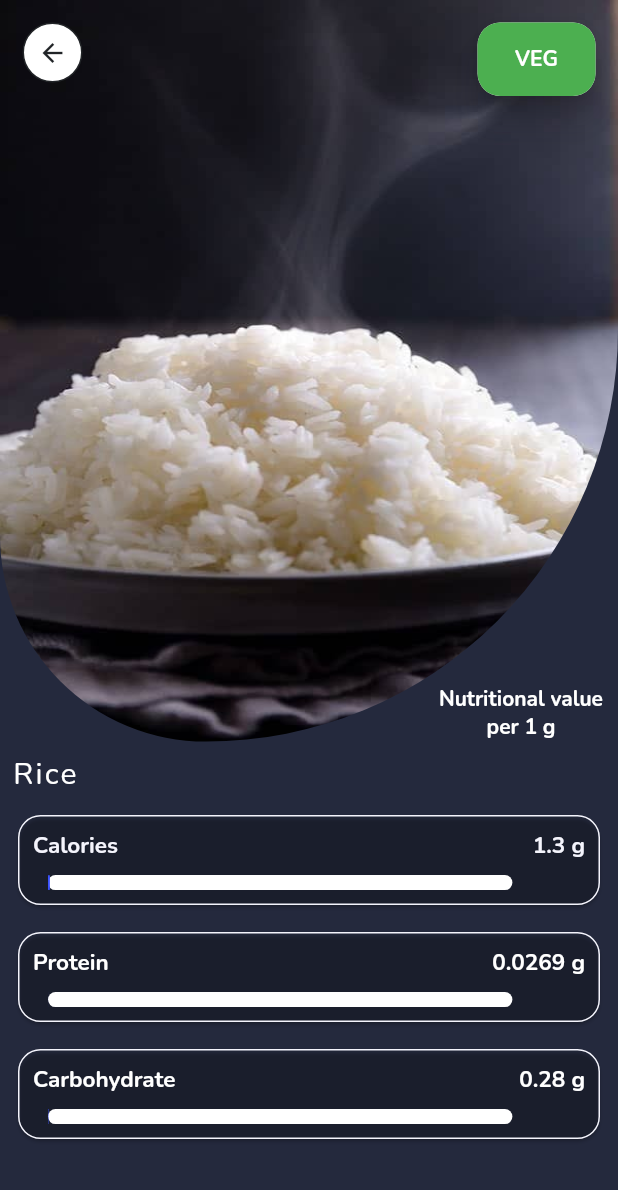
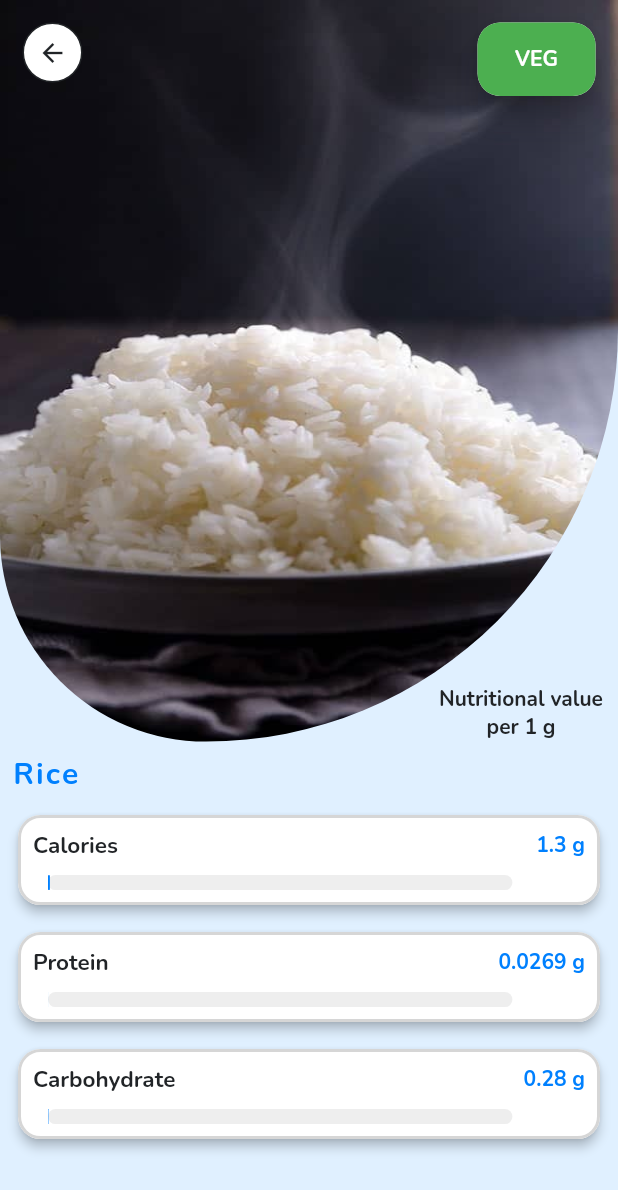
Before and after one commit to HydronSid/track_it_up, a Flutter app: the AllProductScreen screen opened directly, after a tap on "Rice", on a phone screen of 412 x 824 dp. Shown: the top 1190 px of the screen. Run offline on Flutter 3.47's test engine with Material 2 defaults, Android fonts, the phone set to English and light mode, and no system bars; drawn by our look-alikes of percent_indicator; our stand-ins replace animate_do, flutter_easyloading, flutter_svg, flutter_typeahead, google_fonts, nb_utils and 2 more; accounts and stored records are empty.

Commit message:
changed ui

```diff
--- a/lib/Screens/all_product_screen.dart
+++ b/lib/Screens/all_product_screen.dart
@@ -75,11 +75,12 @@ class _AllProductScreenState extends State<AllProductScreen> {
       child: Scaffold(
         appBar: AppBar(
           elevation: 0,
-          iconTheme: const IconThemeData(color: whiteColor),
+          iconTheme: const IconThemeData(color: blackColor),
           centerTitle: true,
           title: Text(
             "Foods",
-            style: GoogleFonts.nunito(color: whiteColor),
+            style: GoogleFonts.nunito(
+                color: accentColor, fontWeight: FontWeight.bold),
           ),
           automaticallyImplyLeading: widget.isAppBar,
         ),
@@ -94,23 +95,22 @@ class _AllProductScreenState extends State<AllProductScreen> {
                 onChanged: (value) {},
                 decoration: InputDecoration(
                   hintText: 'Search Foods...',
-                  hintStyle: GoogleFonts.nunito(color: whiteColor),
+                  hintStyle: GoogleFonts.nunito(color: blackColor),
                   prefixIcon: const Icon(
                     Icons.search,
-                    color: whiteColor,
+                    color: accentColor,
                   ),
                   contentPadding: EdgeInsets.zero,
                   enabledBorder: OutlineInputBorder(
                       borderRadius: BorderRadius.circular(12),
-                      borderSide: const BorderSide(
-                          color: Color.fromARGB(255, 144, 142, 142))),
+                      borderSide: const BorderSide(color: blackColor)),
                   focusedBorder: OutlineInputBorder(
                       borderRadius: BorderRadius.circular(12),
                       borderSide:
-                          const BorderSide(color: whiteColor, width: 1)),
+                          const BorderSide(color: accentColor, width: 1)),
                   focusedErrorBorder: OutlineInputBorder(
                       borderRadius: BorderRadius.circular(12),
-                      borderSide: const BorderSide(color: whiteColor)),
+                      borderSide: const BorderSide(color: blackColor)),
                   errorBorder: OutlineInputBorder(
                       borderRadius: BorderRadius.circular(12),
                       borderSide: const BorderSide(color: Colors.red)),
--- a/lib/Screens/product_detail.dart
+++ b/lib/Screens/product_detail.dart
@@ -128,7 +128,7 @@ class _ProductDetailScreenState extends State<ProductDetailScreen> {
                             "Nutritional value\nper ${widget.productModel.serving!}",
                             textAlign: TextAlign.center,
                             style: GoogleFonts.nunito(
-                                color: whiteColor, fontWeight: FontWeight.bold),
+                                color: blackColor, fontWeight: FontWeight.bold),
                           ))
                     ],
                   ),
@@ -142,17 +142,20 @@ class _ProductDetailScreenState extends State<ProductDetailScreen> {
                         Text(
                           widget.productModel.name!,
                           style: GoogleFonts.nunito(
-                              color: whiteColor,
+                              color: accentColor,
                               fontSize: 20,
+                              fontWeight: FontWeight.bold,
                               letterSpacing: 1.5),
                         ),
                         const SizedBox(
                           height: 10,
                         ),
                         Card(
-                          color: Colors.transparent,
+                          color: whiteColor,
+                          elevation: 3,
                           shape: RoundedRectangleBorder(
-                              side: const BorderSide(color: textColor),
+                              side: const BorderSide(
+                                  color: borderColor, width: 2),
                               borderRadius: BorderRadius.circular(15)),
                           child: Padding(
                             padding: const EdgeInsets.symmetric(
@@ -168,15 +171,15 @@ class _ProductDetailScreenState extends State<ProductDetailScreen> {
                                     Text(
                                       "Calories",
                                       style: GoogleFonts.nunito(
-                                          color: textColor,
+                                          color: blackColor,
                                           fontSize: 15,
                                           fontWeight: FontWeight.bold),
                                     ),
                                     Text(
                                       "${widget.productModel.calories!} g",
                                       style: GoogleFonts.nunito(
-                                          color: textColor,
-                                          fontSize: 15,
+                                          color: accentColor,
+                                          fontSize: 14,
                                           fontWeight: FontWeight.bold),
                                     ),
                                   ],
@@ -188,9 +191,10 @@ class _ProductDetailScreenState extends State<ProductDetailScreen> {
                                   restartAnimation: false,
                                   animation: true,
                                   fillColor: Colors.transparent,
-                                  progressColor:
-                                      const Color.fromARGB(255, 59, 82, 255),
-                                  backgroundColor: whiteColor,
+                                  // progressColor:
+                                  //     const Color.fromARGB(255, 59, 82, 255),
+                                  progressColor: accentColor,
+                                  backgroundColor: greyColor,
                                   animateFromLastPercent: true,
                                   animationDuration: 1000,
                                   width: size.width * 0.8,
@@ -210,9 +214,11 @@ class _ProductDetailScreenState extends State<ProductDetailScreen> {
                           height: 10,
                         ),
                         Card(
-                          color: Colors.transparent,
+                          color: whiteColor,
+                          elevation: 3,
                           shape: RoundedRectangleBorder(
-                              side: const BorderSide(color: textColor),
+                              side: const BorderSide(
+                                  color: borderColor, width: 2),
                               borderRadius: BorderRadius.circular(15)),
                           child: Padding(
                             padding: const EdgeInsets.symmetric(
@@ -228,15 +234,15 @@ class _ProductDetailScreenState extends State<ProductDetailScreen> {
                                     Text(
                                       "Protein",
                                       style: GoogleFonts.nunito(
-                                          color: whiteColor,
+                                          color: blackColor,
                                           fontSize: 15,
                                           fontWeight: FontWeight.bold),
                                     ),
                                     Text(
                                       "${widget.productModel.protein!} g",
                                       style: GoogleFonts.nunito(
-                                          color: whiteColor,
-                                          fontSize: 15,
+                                          color: accentColor,
+                                          fontSize: 14,
                                           fontWeight: FontWeight.bold),
                                     ),
                                   ],
@@ -248,9 +254,10 @@ class _ProductDetailScreenState extends State<ProductDetailScreen> {
                                   restartAnimation: false,
                                   animation: true,
                                   fillColor: Colors.transparent,
-                                  progressColor:
-                                      const Color.fromARGB(255, 59, 82, 255),
-                                  backgroundColor: whiteColor,
+                                  // progressColor:
+                                  //     const Color.fromARGB(255, 59, 82, 255),
+                                  progressColor: accentColor,
+                                  backgroundColor: greyColor,
                                   animateFromLastPercent: true,
                                   animationDuration: 1000,
                                   width: size.width * 0.8,
@@ -270,9 +277,11 @@ class _ProductDetailScreenState extends State<ProductDetailScreen> {
                           height: 10,
                         ),
                         Card(
-                          color: Colors.transparent,
+                          color: whiteColor,
+                          elevation: 3,
                           shape: RoundedRectangleBorder(
-                              side: const BorderSide(color: textColor),
+                              side: const BorderSide(
+                                  color: borderColor, width: 2),
                               borderRadius: BorderRadius.circular(15)),
                           child: Padding(
                             padding: const EdgeInsets.symmetric(
@@ -288,15 +297,15 @@ class _ProductDetailScreenState extends State<ProductDetailScreen> {
                                     Text(
                                       "Carbohydrate",
                                       style: GoogleFonts.nunito(
-                                          color: whiteColor,
+                                          color: blackColor,
                                           fontSize: 15,
                                           fontWeight: FontWeight.bold),
                                     ),
                                     Text(
                                       "${widget.productModel.carbohydrate!} g",
                                       style: GoogleFonts.nunito(
-                                          color: whiteColor,
-                                          fontSize: 15,
+                                          color: accentColor,
+                                          fontSize: 14,
                                           fontWeight: FontWeight.bold),
                                     ),
                                   ],
@@ -308,9 +317,10 @@ class _ProductDetailScreenState extends State<ProductDetailScreen> {
                                   restartAnimation: false,
                                   animation: true,
                                   fillColor: Colors.transparent,
-                                  progressColor:
-                                      const Color.fromARGB(255, 59, 82, 255),
-                                  backgroundColor: whiteColor,
+                                  // progressColor:
+                                  //     const Color.fromARGB(255, 59, 82, 255),
+                                  progressColor: accentColor,
+                                  backgroundColor: greyColor,
                                   animateFromLastPercent: true,
                                   animationDuration: 1000,
                                   width: size.width * 0.8,
@@ -346,7 +356,7 @@ class _ProductDetailScreenState extends State<ProductDetailScreen> {
                             BorderRadius.vertical(top: Radius.circular(20))),
                     child: Container(
                       decoration: const BoxDecoration(
-                          color: bgColor,
+                          color: whiteColor,
                           borderRadius:
                               BorderRadius.vertical(top: Radius.circular(20))),
                       padding: const EdgeInsets.symmetric(
@@ -388,30 +398,31 @@ class _ProductDetailScreenState extends State<ProductDetailScreen> {
                                       errorStyle: const TextStyle(
                                           fontWeight: FontWeight.bold,
                                           letterSpacing: 0.5),
-                                      fillColor: bgColor,
+                                      fillColor: whiteColor,
                                       filled: true,
                                       counterText: "",
                                       label: Text("Quality",
                                           style: GoogleFonts.nunito(
-                                              color: textColor)),
+                                              color: blackColor,
+                                              fontWeight: FontWeight.bold)),
                                       contentPadding:
                                           const EdgeInsets.symmetric(
                                               horizontal: 15, vertical: 15),
                                       enabledBorder: OutlineInputBorder(
                                         borderRadius: BorderRadius.circular(12),
                                         borderSide:
-                                            const BorderSide(color: whiteColor),
+                                            const BorderSide(color: blackColor),
                                       ),
                                       focusedBorder: OutlineInputBorder(
                                           borderRadius:
                                               BorderRadius.circular(12),
                                           borderSide: const BorderSide(
-                                              color: whiteColor, width: 2)),
+                                              color: accentColor, width: 2)),
                                       focusedErrorBorder: OutlineInputBorder(
                                           borderRadius:
                                               BorderRadius.circular(12),
                                           borderSide: const BorderSide(
-                                              color: Colors.grey)),
+                                              color: blackColor)),
                                       errorBorder: OutlineInputBorder(
                                           borderRadius:
                                               BorderRadius.circular(12),
@@ -425,7 +436,7 @@ class _ProductDetailScreenState extends State<ProductDetailScreen> {
                                 ),
                                 Expanded(
                                   child: TextFormField(
-                                    cursorColor: textColor,
+                                    cursorColor: accentColor,
                                     maxLength: 3,
                                     textAlign: TextAlign.start,
                                     readOnly: true,
@@ -437,30 +448,31 @@ class _ProductDetailScreenState extends State<ProductDetailScreen> {
                                       return null;
                                     },
                                     decoration: InputDecoration(
-                                      fillColor: bgColor,
+                                      fillColor: whiteColor,
                                       filled: true,
                                       counterText: "",
                                       label: Text("Serving type",
                                           style: GoogleFonts.nunito(
-                                              color: textColor)),
+                                              color: blackColor,
+                                              fontWeight: FontWeight.bold)),
                                       contentPadding:
                                           const EdgeInsets.symmetric(
                                               horizontal: 15, vertical: 15),
                                       enabledBorder: OutlineInputBorder(
                                         borderRadius: BorderRadius.circular(12),
                                         borderSide:
-                                            const BorderSide(color: whiteColor),
+                                            const BorderSide(color: blackColor),
                                       ),
                                       focusedBorder: OutlineInputBorder(
                                           borderRadius:
                                               BorderRadius.circular(12),
                                           borderSide: const BorderSide(
-                                              color: whiteColor, width: 2)),
+                                              color: blackColor, width: 2)),
                                       focusedErrorBorder: OutlineInputBorder(
                                           borderRadius:
                                               BorderRadius.circular(12),
                                           borderSide: const BorderSide(
-                                              color: Colors.grey)),
+                                              color: blackColor)),
                                       errorBorder: OutlineInputBorder(
                                           borderRadius:
                                               BorderRadius.circular(12),
@@ -483,13 +495,13 @@ class _ProductDetailScreenState extends State<ProductDetailScreen> {
                                     Text(
                                       "Total",
                                       style: GoogleFonts.nunito(
-                                          color: textColor,
+                                          color: accentColor,
                                           fontWeight: FontWeight.bold),
                                     ),
                                     Text(
                                       "${total.toStringAsFixed(2)} g",
                                       style: GoogleFonts.nunito(
-                                          color: textColor,
+                                          color: blackColor,
                                           fontWeight: FontWeight.bold),
                                     ),
                                   ],
--- a/lib/Utils/appcolors.dart
+++ b/lib/Utils/appcolors.dart
@@ -3,9 +3,9 @@ import 'package:flutter/material.dart';
 const String fontFamily = 'Montserrat';
 const String robotoFamily = 'Roboto';
 
-const bgColor = Color(0xFF24293d);
-const accentColor = Color(0xFF8ebbff);
-const textColor = Color(0xFFf4f4fc);
+const bgColor = Color.fromARGB(255, 224, 240, 255);
+const accentColor = Color(0xff0080FE);
+const textColor = Color(0xFF2e2f43);
 const secondaryColor = Color(0xFF2f3855);
 
 const blackColor = Color(0xFF212427);
--- a/lib/Widgets/input_fields.dart
+++ b/lib/Widgets/input_fields.dart
@@ -69,10 +69,10 @@ class LoginTextField extends StatelessWidget {
                 const BorderSide(color: Color.fromARGB(255, 144, 142, 142))),
         focusedBorder: OutlineInputBorder(
             borderRadius: BorderRadius.circular(12),
-            borderSide: const BorderSide(color: whiteColor, width: 1)),
+            borderSide: const BorderSide(color: accentColor, width: 1)),
         focusedErrorBorder: OutlineInputBorder(
             borderRadius: BorderRadius.circular(12),
-            borderSide: const BorderSide(color: whiteColor)),
+            borderSide: const BorderSide(color: blackColor)),
         errorBorder: OutlineInputBorder(
             borderRadius: BorderRadius.circular(12),
             borderSide: const BorderSide(color: Colors.red)),
```
Also changed, not shown: assets/images/recipies/allrecipies.json (+123 -97 lines), lib/Screens/all_recipe_screen.dart (+8 -8 lines), lib/Screens/entry_form.dart (+19 -12 lines), lib/Screens/entry_form_two.dart (+18 -12 lines), lib/Screens/home_screen.dart (+39 -143 lines), lib/Screens/login_screen.dart (+10 -7 lines), lib/Screens/main_home_screen.dart (+4 -4 lines), lib/Screens/recipe_detail_screen.dart (+27 -11 lines).
